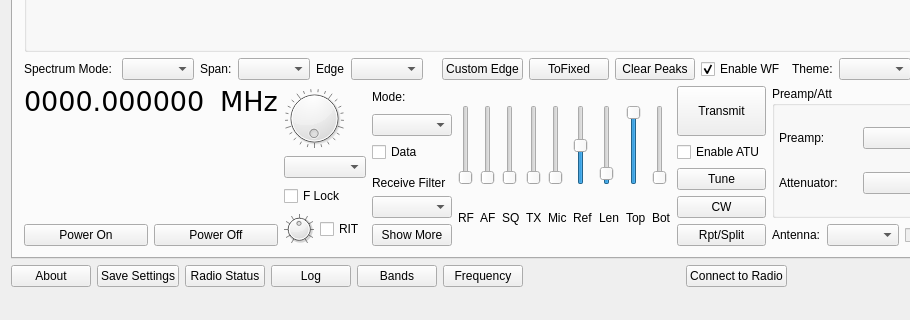
Old version of the form wfmain.ui in the repository adecarolis/wfweb; both pictures show x 0 to 910 and y 340 to 660 of the 1042 by 660 pixel window.
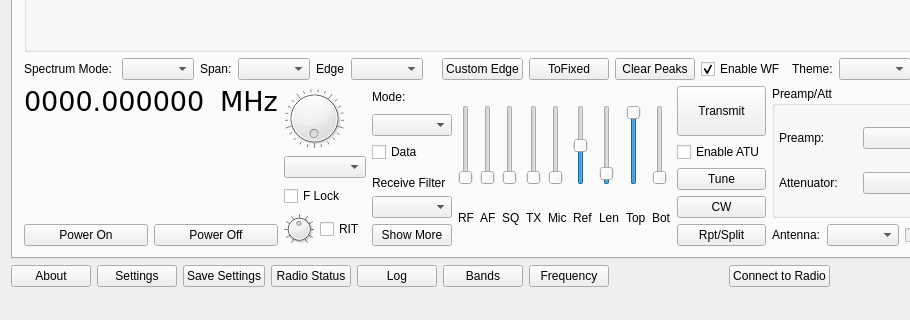
New version of the form. Custom widgets are drawn as their Qt base class.

Commit message: Lots of pref loading code. Added Settings button!

Patch:
```diff
--- a/wfmain.ui
+++ b/wfmain.ui
@@ -4454,6 +4454,13 @@
         </property>
        </widget>
       </item>
+      <item>
+       <widget class="QPushButton" name="showSettingsBtn">
+        <property name="text">
+         <string>Settings</string>
+        </property>
+       </widget>
+      </item>
       <item>
        <widget class="QPushButton" name="saveSettingsBtn">
         <property name="text">
```
Left out of the diff: 2 changed lines with no effect on the pictures. The commit also changes 8 other files.
